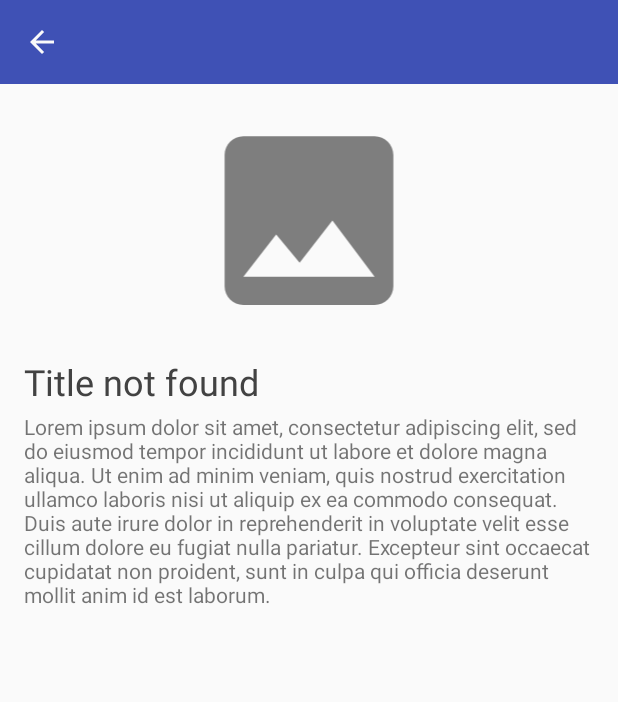
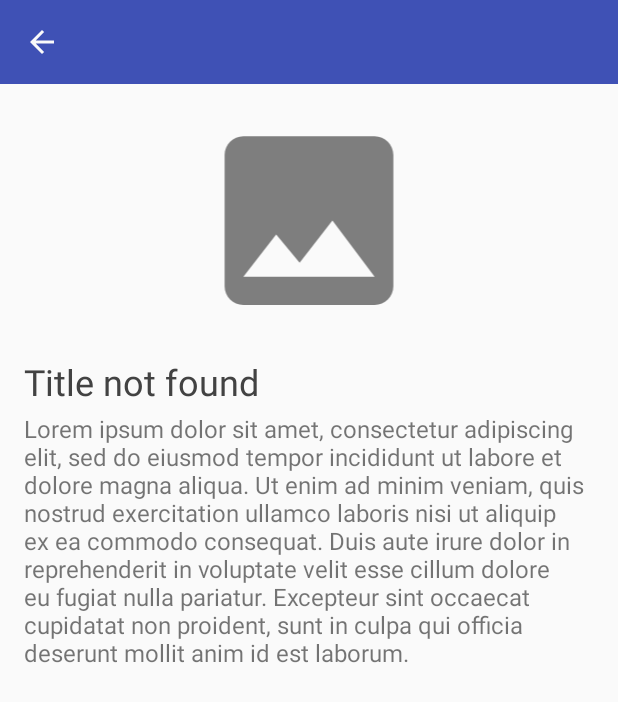
Before and after one commit to RockPilgrim/Gooood-News, an Android app: the layout information_activity.xml on its own in the app's theme, with its tools: preview values and no code run, on a phone screen of 412 x 824 dp. Shown: the top 702 px of the screen. Run offline under Robolectric (Android 15) with nearby library versions, the phone set to English and light mode, and no system bars.

Commit message:
Improve di

```diff
--- a/GoooodNews/app/src/main/java/my/rockpilgrim/goooodnews/di/AppComponent.kt
+++ b/GoooodNews/app/src/main/java/my/rockpilgrim/goooodnews/di/AppComponent.kt
@@ -12,10 +12,8 @@ import javax.inject.Singleton
 @Singleton
 interface AppComponent {
 
-    /// Activities
-    fun inject(activity: ListActivity)
-    fun inject(activity: InformationActivity)
-    fun inject(viewHolder: ListItemHolder)
+    fun addListComponent(listModule: ListModule): ListComponent
+    fun addInformationComponent(informationModule: InformationModule): InformationComponent
 
     /// Presenters
     fun inject(presenter: ListPresenter)
--- a/GoooodNews/app/src/main/java/my/rockpilgrim/goooodnews/ui/list/ListActivity.kt
+++ b/GoooodNews/app/src/main/java/my/rockpilgrim/goooodnews/ui/list/ListActivity.kt
@@ -31,7 +31,7 @@ class ListActivity : MvpAppCompatActivity(),
     fun provideListPresenter(): ListPresenter = presenter
 
     override fun onCreate(savedInstanceState: Bundle?) {
-        App.appComponent.inject(this)
+        App.getListComponent().inject(this)
         super.onCreate(savedInstanceState)
         setContentView(R.layout.list_activity)
         refreshLayout.isRefreshing = true
@@ -56,6 +56,7 @@ class ListActivity : MvpAppCompatActivity(),
             intent = Intent(this@ListActivity, InformationActivity().javaClass)
             intent.putExtra(InformationActivity().TAG, position)
             startActivity(intent)
+            App.clearListComponent()
         }
     }
 
--- a/GoooodNews/app/src/main/java/my/rockpilgrim/goooodnews/ui/list/ListItemHolder.kt
+++ b/GoooodNews/app/src/main/java/my/rockpilgrim/goooodnews/ui/list/ListItemHolder.kt
@@ -19,7 +19,7 @@ class ListItemHolder(itemView: View) : RecyclerView.ViewHolder(itemView) {
 
 
     fun bind(itemListener: OnitemListener?) {
-        App.appComponent.inject(this)
+        App.getListComponent().inject(this)
 
         conteiner = itemView.itemContainer
         categoryBtn=itemView.categoryButton
--- a/GoooodNews/app/src/main/res/layout/information_activity.xml
+++ b/GoooodNews/app/src/main/res/layout/information_activity.xml
@@ -1,49 +1,59 @@
 <?xml version="1.0" encoding="utf-8"?>
 <LinearLayout xmlns:android="http://schemas.android.com/apk/res/android"
     xmlns:app="http://schemas.android.com/apk/res-auto"
+    android:orientation="vertical"
     android:layout_width="match_parent"
-    android:layout_height="match_parent"
-    android:orientation="vertical">
+    android:layout_height="match_parent">
 
     <androidx.appcompat.widget.Toolbar
         android:id="@+id/listToolbar"
-        android:background="@color/colorPrimary"
-        android:layout_width="match_parent"
-        app:navigationIcon="@drawable/ic_arrow_back"
-        android:layout_height="wrap_content"/>
-
-    <ImageView
-        android:id="@+id/infoImageView"
-        android:layout_marginTop="16dp"
-        android:layout_marginBottom="16dp"
-        android:layout_marginStart="16dp"
-        android:layout_marginEnd="16dp"
-        android:src="@drawable/ic_image"
         android:layout_width="match_parent"
         android:layout_height="wrap_content"
-        android:contentDescription="@string/image" />
-    <TextView
-        android:id="@+id/infoTitleTextView"
-        android:layout_marginBottom="4dp"
-        android:layout_marginStart="16dp"
-        android:layout_marginEnd="16dp"
-        android:text="@string/title_not_found"
-        android:textColor="@color/colorTitleText"
-        android:textSize="24sp"
-        android:layout_width="match_parent"
-        android:layout_height="wrap_content"/>
+        android:background="@color/colorPrimary"
+        app:navigationIcon="@drawable/ic_arrow_back" />
 
     <ScrollView
         android:layout_width="match_parent"
         android:layout_height="match_parent">
-        <TextView
-            android:id="@+id/infoFullTextView"
-            android:text="@string/lorem_ipsum"
-            android:layout_marginStart="16dp"
-            android:layout_marginEnd="16dp"
-            android:layout_marginBottom="8dp"
+
+        <LinearLayout
             android:layout_width="match_parent"
-            android:layout_height="wrap_content"/>
+            android:layout_height="wrap_content"
+            android:orientation="vertical">
+
+            <ImageView
+                android:id="@+id/infoImageView"
+                android:layout_width="match_parent"
+                android:layout_height="wrap_content"
+                android:layout_marginStart="16dp"
+                android:layout_marginTop="16dp"
+                android:layout_marginEnd="16dp"
+                android:layout_marginBottom="16dp"
+                android:contentDescription="@string/image"
+                android:src="@drawable/ic_image" />
+
+            <TextView
+                android:id="@+id/infoTitleTextView"
+                android:layout_width="match_parent"
+                android:layout_height="wrap_content"
+                android:layout_marginStart="16dp"
+                android:layout_marginEnd="16dp"
+                android:layout_marginBottom="4dp"
+                android:text="@string/title_not_found"
+                android:textColor="@color/colorTitleText"
+                android:textSize="24sp" />
+
+            <TextView
+                android:id="@+id/infoFullTextView"
+                android:layout_width="match_parent"
+                android:layout_height="wrap_content"
+                android:textSize="16sp"
+                android:layout_marginStart="16dp"
+                android:layout_marginEnd="16dp"
+                android:layout_marginBottom="16dp"
+                android:text="@string/lorem_ipsum" />
+
+        </LinearLayout>
     </ScrollView>
 
 </LinearLayout>
```
Also changed, not shown: GoooodNews/app/src/main/java/my/rockpilgrim/goooodnews/di/App.kt (+26 -0 lines), GoooodNews/app/src/main/java/my/rockpilgrim/goooodnews/di/AppModule.kt (+0 -27 lines), GoooodNews/app/src/main/java/my/rockpilgrim/goooodnews/di/InformationComponent.kt (added, +11 -0 lines), GoooodNews/app/src/main/java/my/rockpilgrim/goooodnews/di/InformationModule.kt (added, +16 -0 lines), GoooodNews/app/src/main/java/my/rockpilgrim/goooodnews/di/InformationScope.kt (added, +8 -0 lines), GoooodNews/app/src/main/java/my/rockpilgrim/goooodnews/di/ListComponent.kt (added, +13 -0 lines), GoooodNews/app/src/main/java/my/rockpilgrim/goooodnews/di/ListModule.kt (added, +30 -0 lines), GoooodNews/app/src/main/java/my/rockpilgrim/goooodnews/di/ListScope.kt (added, +8 -0 lines), GoooodNews/app/src/main/java/my/rockpilgrim/goooodnews/ui/information/InformationActivity.kt (+6 -1 lines).
